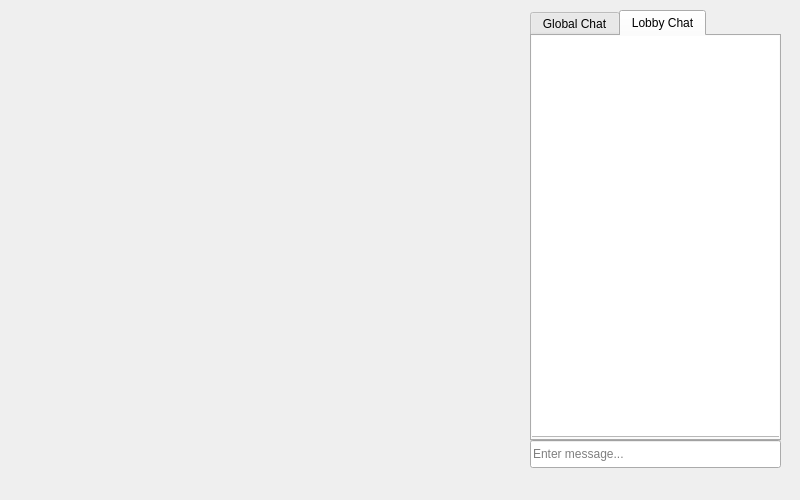
First picture: the form in PyQtDesigner_Menu.ui, repository Bodzioo44/GameHub, before the edit.
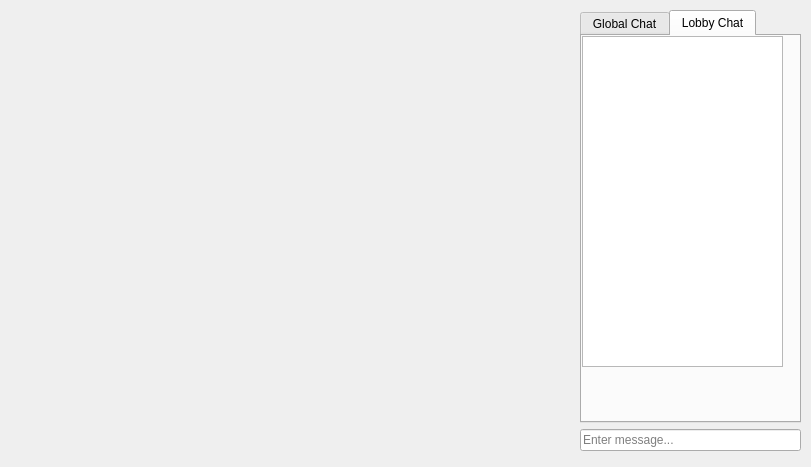
Second picture: the form after the edit. The open tabs and pages were chosen to show the change.

Commit message: Changed pygame window to surface and integrated it into pyqt5 widget. Rewrote Checkers Game Class.

Patch:
```diff
--- a/PyQtDesigner_Menu.ui
+++ b/PyQtDesigner_Menu.ui
@@ -6,22 +6,25 @@
    <rect>
     <x>0</x>
     <y>0</y>
-    <width>800</width>
-    <height>500</height>
+    <width>811</width>
+    <height>467</height>
    </rect>
   </property>
   <property name="windowTitle">
    <string>Main Menu</string>
   </property>
+  <widget class="QWidget" name="gridLayoutWidget">
+   <property name="geometry">
+    <rect>
+     <x>20</x>
+     <y>10</y>
+     <width>781</width>
+     <height>441</height>
+    </rect>
+   </property>
+   <layout class="QGridLayout" name="gridLayout" rowstretch="0,0" columnstretch="5,2,0">
+    <item row="1" column="1">
   <widget class="QLineEdit" name="Message_Input">
-   <property name="geometry">
-    <rect>
-     <x>530</x>
-     <y>440</y>
-     <width>251</width>
-     <height>28</height>
-    </rect>
-   </property>
    <property name="text">
     <string/>
    </property>
@@ -29,79 +32,9 @@
     <string>Enter message...</string>
    </property>
   </widget>
-  <widget class="QTabWidget" name="Chat_Tab">
-   <property name="geometry">
-    <rect>
-     <x>530</x>
-     <y>10</y>
-     <width>251</width>
-     <height>431</height>
-    </rect>
-   </property>
-   <property name="currentIndex">
-    <number>0</number>
-   </property>
-   <property name="tabBarAutoHide">
-    <bool>false</bool>
-   </property>
-   <widget class="QWidget" name="Global_Chat">
-    <attribute name="title">
-     <string>Global Chat</string>
-    </attribute>
-    <widget class="QTextEdit" name="Global_Chat_Box">
-     <property name="geometry">
-      <rect>
-       <x>-1</x>
-       <y>-1</y>
-       <width>251</width>
-       <height>402</height>
-      </rect>
-     </property>
-     <property name="maximumSize">
-      <size>
-       <width>16777215</width>
-       <height>16777215</height>
-      </size>
-     </property>
-     <property name="verticalScrollBarPolicy">
-      <enum>Qt::ScrollBarAsNeeded</enum>
-     </property>
-     <property name="readOnly">
-      <bool>true</bool>
-     </property>
-    </widget>
-   </widget>
-   <widget class="QWidget" name="Lobby_Chat">
-    <attribute name="title">
-     <string>Lobby Chat</string>
-    </attribute>
-    <widget class="QTextEdit" name="Lobby_Chat_Box">
-     <property name="geometry">
-      <rect>
-       <x>-1</x>
-       <y>-1</y>
-       <width>251</width>
-       <height>402</height>
-      </rect>
-     </property>
-     <property name="verticalScrollBarPolicy">
-      <enum>Qt::ScrollBarAsNeeded</enum>
-     </property>
-     <property name="readOnly">
-      <bool>true</bool>
-     </property>
-    </widget>
-   </widget>
-  </widget>
+    </item>
+    <item row="0" column="0" rowspan="2">
   <widget class="QStackedWidget" name="Stacked_Widget">
-   <property name="geometry">
-    <rect>
-     <x>10</x>
-     <y>10</y>
-     <width>501</width>
-     <height>461</height>
-    </rect>
-   </property>
    <property name="currentIndex">
     <number>4</number>
    </property>
@@ -349,14 +282,81 @@
     <widget class="QWidget" name="Game_Widget" native="true">
      <property name="geometry">
       <rect>
-       <x>89</x>
-       <y>50</y>
-       <width>381</width>
+          <x>0</x>
+          <y>0</y>
+          <width>551</width>
+          <height>431</height>
+         </rect>
+        </property>
+       </widget>
+      </widget>
+     </widget>
+    </item>
+    <item row="0" column="1">
+     <widget class="QTabWidget" name="Chat_Tab">
+      <property name="maximumSize">
+       <size>
+        <width>250</width>
+        <height>16777215</height>
+       </size>
+      </property>
+      <property name="currentIndex">
+       <number>0</number>
+      </property>
+      <property name="tabBarAutoHide">
+       <bool>false</bool>
+      </property>
+      <widget class="QWidget" name="Global_Chat">
+       <attribute name="title">
+        <string>Global Chat</string>
+       </attribute>
+       <widget class="QTextEdit" name="Global_Chat_Box">
+        <property name="geometry">
+         <rect>
+          <x>0</x>
+          <y>0</y>
+          <width>251</width>
        <height>341</height>
       </rect>
      </property>
-    </widget>
-   </widget>
+        <property name="maximumSize">
+         <size>
+          <width>16777215</width>
+          <height>16777215</height>
+         </size>
+        </property>
+        <property name="verticalScrollBarPolicy">
+         <enum>Qt::ScrollBarAsNeeded</enum>
+        </property>
+        <property name="readOnly">
+         <bool>true</bool>
+        </property>
+       </widget>
+      </widget>
+      <widget class="QWidget" name="Lobby_Chat">
+       <attribute name="title">
+        <string>Lobby Chat</string>
+       </attribute>
+       <widget class="QTextEdit" name="Lobby_Chat_Box">
+        <property name="geometry">
+         <rect>
+          <x>0</x>
+          <y>0</y>
+          <width>201</width>
+          <height>331</height>
+         </rect>
+        </property>
+        <property name="verticalScrollBarPolicy">
+         <enum>Qt::ScrollBarAsNeeded</enum>
+        </property>
+        <property name="readOnly">
+         <bool>true</bool>
+        </property>
+       </widget>
+      </widget>
+     </widget>
+    </item>
+   </layout>
   </widget>
  </widget>
  <resources/>
```
Lines whose indentation alone changed are shown as unchanged. The commit also changes 7 other files.
